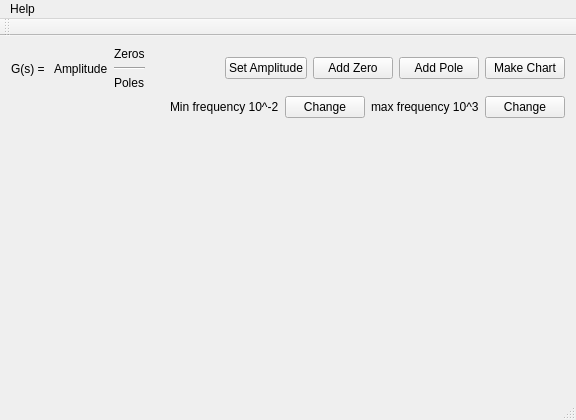
The window that GRAPH/mainwindow.ui (dawidholka/BodePlot) describes before a commit, drawn with Qt 5.
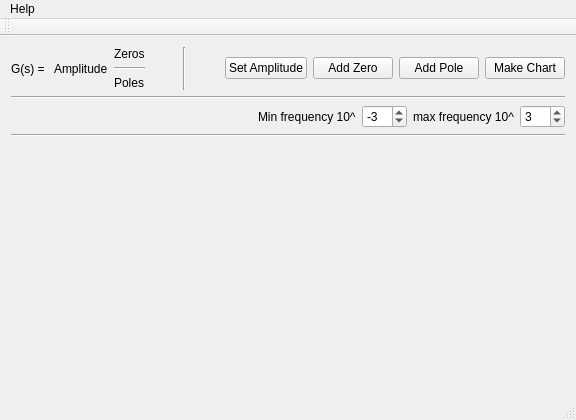
The same window after the commit.

Commit message: cosmetic changes and precision depeding on the frequency value

```diff
--- a/GRAPH/mainwindow.ui
+++ b/GRAPH/mainwindow.ui
@@ -56,6 +56,26 @@
         </item>
        </layout>
       </item>
+      <item>
+       <spacer name="horizontalSpacer_4">
+        <property name="orientation">
+         <enum>Qt::Horizontal</enum>
+        </property>
+        <property name="sizeHint" stdset="0">
+         <size>
+          <width>40</width>
+          <height>20</height>
+         </size>
+        </property>
+       </spacer>
+      </item>
+      <item>
+       <widget class="Line" name="line_2">
+        <property name="orientation">
+         <enum>Qt::Vertical</enum>
+        </property>
+       </widget>
+      </item>
       <item>
        <spacer name="horizontalSpacer">
         <property name="orientation">
@@ -100,7 +120,14 @@
      </layout>
     </item>
     <item>
-     <layout class="QHBoxLayout" name="horizontalLayout">
+     <widget class="Line" name="line_3">
+      <property name="orientation">
+       <enum>Qt::Horizontal</enum>
+      </property>
+     </widget>
+    </item>
+    <item>
+     <layout class="QHBoxLayout" name="frequencyLayout">
       <item>
        <spacer name="horizontalSpacer_3">
         <property name="orientation">
@@ -117,33 +144,49 @@
       <item>
        <widget class="QLabel" name="label">
         <property name="text">
-         <string>Min frequency 10^-2</string>
+         <string>Min frequency 10^</string>
         </property>
        </widget>
       </item>
       <item>
-       <widget class="QPushButton" name="pushButton">
-        <property name="text">
-         <string>Change</string>
+       <widget class="QSpinBox" name="minFrequencySpinBox">
+        <property name="minimum">
+         <number>-99</number>
+        </property>
+        <property name="maximum">
+         <number>98</number>
+        </property>
+        <property name="value">
+         <number>-3</number>
         </property>
        </widget>
       </item>
       <item>
        <widget class="QLabel" name="label_2">
         <property name="text">
-         <string>max frequency 10^3</string>
+         <string>max frequency 10^</string>
         </property>
        </widget>
       </item>
       <item>
-       <widget class="QPushButton" name="pushButton_2">
-        <property name="text">
-         <string>Change</string>
+       <widget class="QSpinBox" name="maxFrequencySpinBox">
+        <property name="minimum">
+         <number>-98</number>
+        </property>
+        <property name="value">
+         <number>3</number>
         </property>
        </widget>
       </item>
      </layout>
     </item>
+    <item>
+     <widget class="Line" name="line_4">
+      <property name="orientation">
+       <enum>Qt::Horizontal</enum>
+      </property>
+     </widget>
+    </item>
     <item>
      <layout class="QHBoxLayout" name="zerospolesLayout">
       <item>
```
The commit also changes 4 other files.
